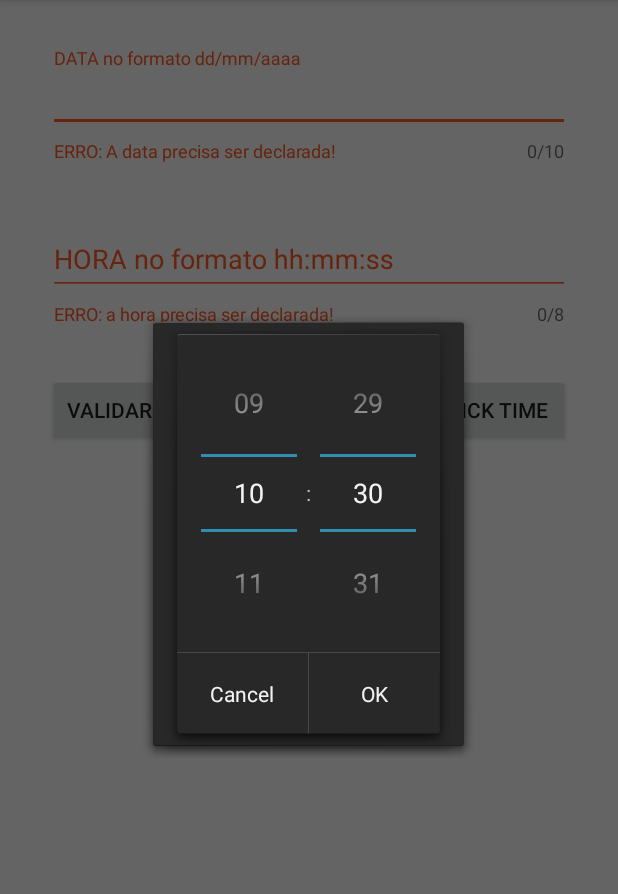
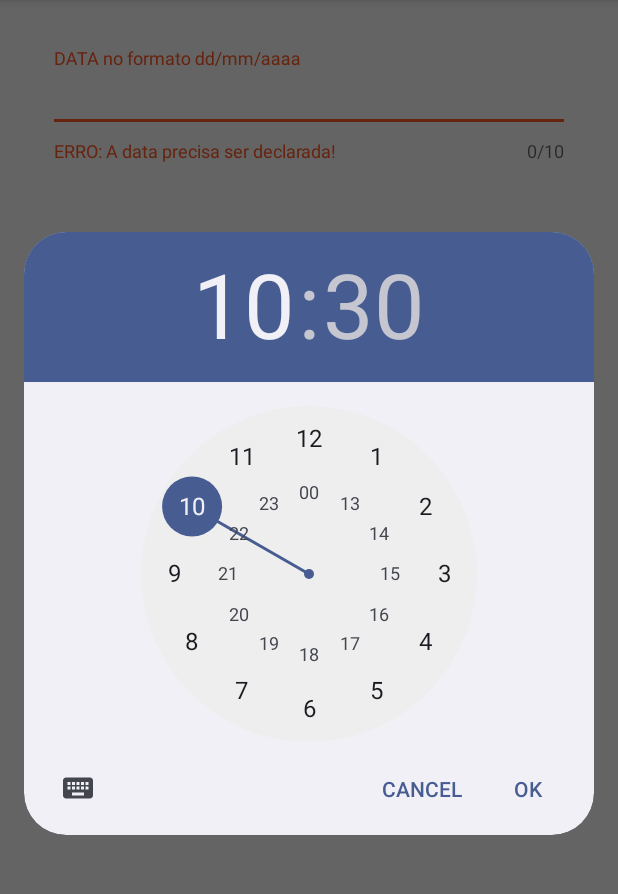
Before and after one commit to CNSNGopenSourceProjects/DateAndTimePickers, an Android app: the screen it shows after launch (MainActivity), after a tap on "PICK TIME", on a phone screen of 412 x 824 dp, the part 84-978 px from its top. Run offline under Robolectric (Android 15) with nearby library versions, the phone set to English and light mode, and no system bars; 2 other taps on this screen came first.

Commit message:
Agora com opções sequencias de tema para a janela de diálogo.

```diff
--- a/app/src/main/java/br/com/conseng/dateandtimepickers/MainActivity.kt
+++ b/app/src/main/java/br/com/conseng/dateandtimepickers/MainActivity.kt
@@ -25,6 +25,7 @@ class MainActivity : AppCompatActivity() {
     private lateinit var textLayoutDate: TextInputLayout
     private lateinit var textLayoutTime: TextInputLayout
     private lateinit var textFinalDateTime: TextView
+    private lateinit var textCurrentTheme: TextView
     private lateinit var btnValidate: Button
 
     override fun onCreate(savedInstanceState: Bundle?) {
@@ -37,6 +38,7 @@ class MainActivity : AppCompatActivity() {
         textLayoutTime = txtlayout_time
         btnValidate = btn_validate
         textFinalDateTime = txt_new_date_time
+        textCurrentTheme = txt_pick_theme
     }
 
     /**
@@ -166,6 +168,65 @@ class MainActivity : AppCompatActivity() {
     }
 
     /**
+     * Lista as várias opções de tema disponíveis para o PICK-DATE.
+     * @see [https://android--code.blogspot.com.br/2015/08/android-timepickerdialog-theme.html]
+     * @see [https://android--code.blogspot.com.br/2015/08/android-datepickerdialog-theme.html]
+     */
+    private val pickThemeOptions = intArrayOf(
+            android.R.style.Theme_DeviceDefault_Dialog_Alert,
+            android.R.style.Theme_DeviceDefault_Light_Dialog_Alert,
+            android.R.style.Theme_Material_Dialog_Alert,
+            android.R.style.Theme_Material_Light_Dialog_Alert,
+            android.R.style.Theme_Material_Dialog_Presentation,
+            android.R.style.Theme_Dialog,
+            android.R.style.Theme_Holo_Dialog,
+            android.R.style.Theme_Holo_Dialog_MinWidth,
+            android.R.style.Theme_Holo_Light_Dialog,
+            android.R.style.Theme_Holo_Light_DialogWhenLarge)
+
+    /**
+     * Lista as várias opções de tema disponíveis para o PICK-DATE para apresentação .
+     * @see [https://android--code.blogspot.com.br/2015/08/android-timepickerdialog-theme.html]
+     * @see [https://android--code.blogspot.com.br/2015/08/android-datepickerdialog-theme.html]
+     */
+    private val datePickThemeOptionsText = arrayListOf(
+            "android.R.style.Theme_DeviceDefault_Dialog_Alert",
+            "android.R.style.Theme_DeviceDefault_Light_Dialog_Alert",
+            "android.R.style.Theme_Material_Dialog_Alert",
+            "android.R.style.Theme_Material_Light_Dialog_Alert",
+            "android.R.style.Theme_Material_Dialog_Presentation",
+            "android.R.style.Theme_Dialog",
+            "android.R.style.Theme_Holo_Dialog",
+            "android.R.style.Theme_Holo_Dialog_MinWidth",
+            "android.R.style.Theme_Holo_Light_Dialog",
+            "android.R.style.Theme_Holo_Light_DialogWhenLarge")
+
+    /**
+     * Aponta para o último tema utilizado.
+     * @see [https://android--code.blogspot.com.br/2015/08/android-timepickerdialog-theme.html]
+     * @see [https://android--code.blogspot.com.br/2015/08/android-datepickerdialog-theme.html]
+     */
+    private var lastPickThemeOption = -1
+
+    /**
+     * Retorna a identificação do próximo tema a ser utilizado no diálogo para data e hora.
+     * Atualiza o [textCurrentTheme] com o nome do tema utilizado.
+     * @param [forDate] indica se o tema será utilizado para o diálogo de data (true) ou de hora (false).
+     * @return código do tema no recurso do antroide.
+     * @see [https://android--code.blogspot.com.br/2015/08/android-timepickerdialog-theme.html]
+     * @see [https://android--code.blogspot.com.br/2015/08/android-datepickerdialog-theme.html]
+     */
+    private fun getNextPickTheme(forDate: Boolean): Int {
+        val who = if (forDate) "DatePicker: " else "TimePicker: "
+        if ((lastPickThemeOption < 0) or (lastPickThemeOption >= datePickThemeOptionsText.size - 1))
+            lastPickThemeOption = 0
+        else
+            lastPickThemeOption++
+        textCurrentTheme.text = who + datePickThemeOptionsText[lastPickThemeOption]
+        return pickThemeOptions[lastPickThemeOption]
+    }
+
+    /**
      * Abre uma da janela de diálogo padrão do Androide para definir uma data.
      */
     fun onClickPickDate(view: View) {
@@ -173,7 +234,7 @@ class MainActivity : AppCompatActivity() {
         val day = currentDate.get(Calendar.DAY_OF_MONTH)
         val month = currentDate.get(Calendar.MONTH)
         val year = currentDate.get(Calendar.YEAR)
-        val dpd = DatePickerDialog(this, android.R.style.Theme_Holo_Dialog,
+        val dpd = DatePickerDialog(this, getNextPickTheme(true),
                 DatePickerDialog.OnDateSetListener { view, year, monthOfYear, dayOfMonth ->
                     // Considera Janeiro = 0, por isso de incrementar o mês!
                     val newDate = "%02d/%02d/%04d".format(dayOfMonth, monthOfYear + 1, year)
@@ -190,7 +251,7 @@ class MainActivity : AppCompatActivity() {
         val hour = currentTime.get(Calendar.HOUR_OF_DAY)
         val minute = currentTime.get(Calendar.MINUTE)
 //        val second = currentTime.get(Calendar.SECOND)
-        val tpd = TimePickerDialog(this, android.R.style.Theme_Holo_Dialog,
+        val tpd = TimePickerDialog(this, getNextPickTheme(false),
                 TimePickerDialog.OnTimeSetListener { view, hourOfDay, minute ->
                     val newTime = "%02d:%02d:00".format(hourOfDay, minute)
                     editTextTime.setText(newTime)
--- a/app/src/main/res/layout/activity_main.xml
+++ b/app/src/main/res/layout/activity_main.xml
@@ -57,29 +57,39 @@
             android:id="@+id/btn_validate"
             android:layout_width="wrap_content"
             android:layout_height="wrap_content"
+            android:layout_margin="8dp"
             android:layout_weight="1"
             android:onClick="validateForm"
-            android:padding="8dp"
             android:text="@string/txt_validate_form" />
 
         <Button
             android:id="@+id/btn_pick_date"
             android:layout_width="wrap_content"
             android:layout_height="wrap_content"
+            android:layout_margin="8dp"
             android:layout_weight="1"
             android:onClick="onClickPickDate"
-            android:padding="8dp"
             android:text="@string/txt_pick_date" />
 
         <Button
             android:id="@+id/btn_pick_time"
             android:layout_width="wrap_content"
             android:layout_height="wrap_content"
+            android:layout_margin="8dp"
             android:layout_weight="1"
             android:onClick="onClickPickTime"
-            android:padding="8dp"
             android:text="@string/txt_pick_time" />
     </LinearLayout>
+
+    <TextView
+        android:id="@+id/txt_pick_theme"
+        android:layout_width="match_parent"
+        android:layout_height="wrap_content"
+        android:layout_marginLeft="32dp"
+        android:layout_marginRight="32dp"
+        android:layout_marginTop="32dp"
+        android:text="@string/txt_last_pick_theme"
+        android:textAlignment="center" />
 
     <TextView
         android:id="@+id/txt_new_date_time"
--- a/app/src/main/res/values/strings.xml
+++ b/app/src/main/res/values/strings.xml
@@ -11,4 +11,5 @@
     <string name="error_no_leap_year">ERRO: o ano %d não é bissexto!</string>
     <string name="txt_pick_date">Pick Date</string>
     <string name="txt_pick_time">Pick Time</string>
+    <string name="txt_last_pick_theme">Mostra o tema utilizado no último PICK</string>
 </resources>
```
